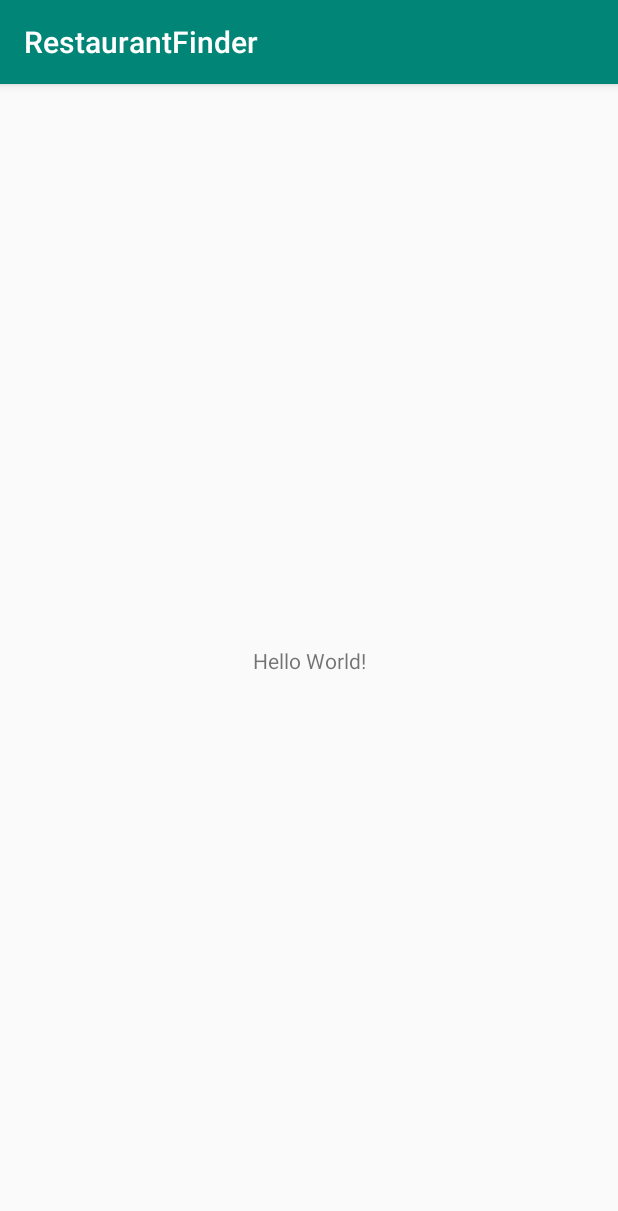
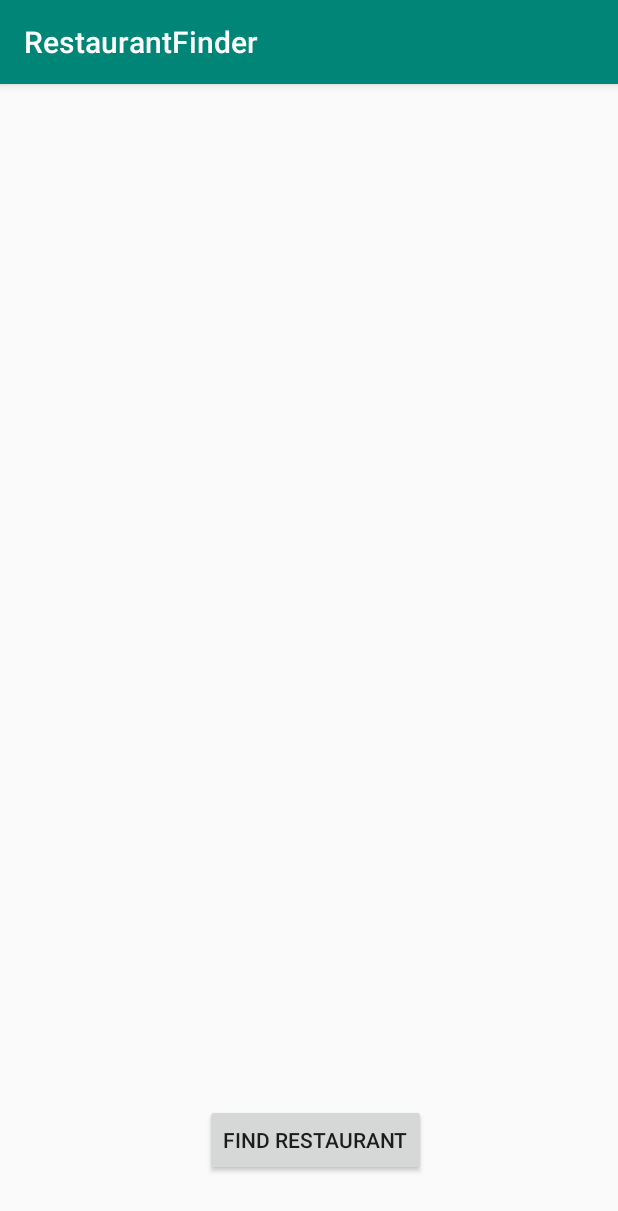
Before and after one commit to pcm3/RestaurantFinder, an Android app: the screen it shows after launch (MainActivity), on a phone screen of 412 x 824 dp. Shown: the top 1211 px of the screen. Run offline under Robolectric (Android 15) with nearby library versions, the phone set to English and light mode, and no system bars.

Commit message:
I added the button

```diff
--- a/app/src/main/java/com/example/restaurantfinder/logic/UIUCRestaurants.java
+++ b/app/src/main/java/com/example/restaurantfinder/logic/UIUCRestaurants.java
@@ -37,8 +37,8 @@ public class UIUCRestaurants {
     private Restaurant x = new Restaurant("", "", "", new int[]{},
             new int[]{}, new int[]{}, new int[]{}, new int[]{}, new int[]{}, new int[]{});
 
-    private Restaurant x = new Restaurant("", "", "", new int[]{},
-            new int[]{}, new int[]{}, new int[]{}, new int[]{}, new int[]{}, new int[]{});
+    //private Restaurant x = new Restaurant("", "", "", new int[]{},
+    //        new int[]{}, new int[]{}, new int[]{}, new int[]{}, new int[]{}, new int[]{});
 
     private Restaurant[] allRestaurants;
 
--- a/app/src/main/res/layout/activity_main.xml
+++ b/app/src/main/res/layout/activity_main.xml
@@ -6,13 +6,14 @@
     android:layout_height="match_parent"
     tools:context=".MainActivity">
 
-    <TextView
+    <Button
+        android:id="@+id/search_button"
         android:layout_width="wrap_content"
         android:layout_height="wrap_content"
-        android:text="Hello World!"
+        android:layout_marginEnd="128dp"
+        android:layout_marginRight="128dp"
+        android:layout_marginBottom="40dp"
+        android:text="@string/search_button"
         app:layout_constraintBottom_toBottomOf="parent"
-        app:layout_constraintLeft_toLeftOf="parent"
-        app:layout_constraintRight_toRightOf="parent"
-        app:layout_constraintTop_toTopOf="parent" />
-
+        app:layout_constraintEnd_toEndOf="parent" />
 </androidx.constraintlayout.widget.ConstraintLayout>
--- a/app/src/main/res/values/strings.xml
+++ b/app/src/main/res/values/strings.xml
@@ -1,3 +1,4 @@
 <resources>
     <string name="app_name">RestaurantFinder</string>
+    <string name="search_button">Find Restaurant</string>
 </resources>
```
